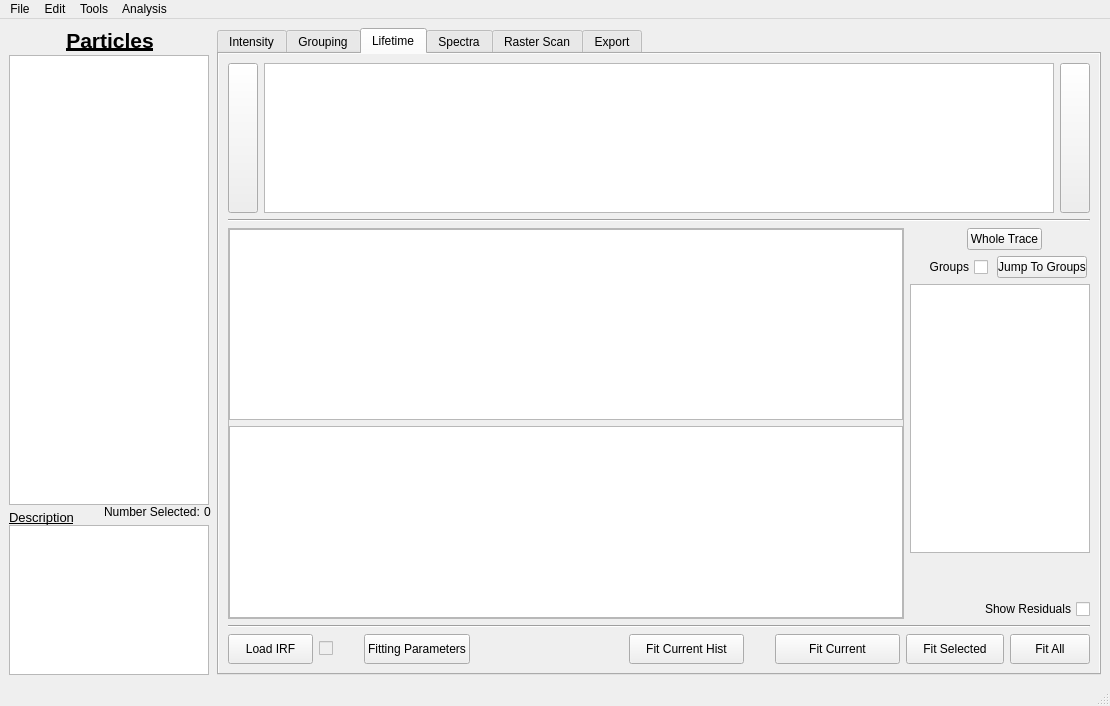
Above: resources/ui/mainwindow.ui from BioPhysicsUP/Full_SMS before the change. Below: the same form after it.
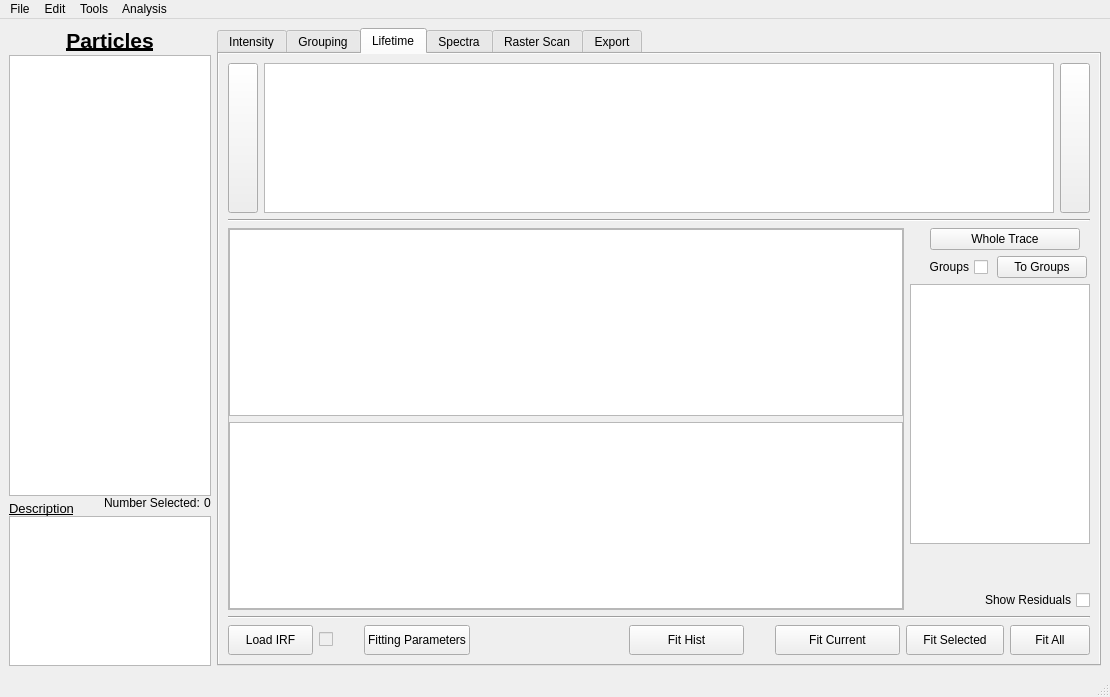
That is the form after the change. The open tabs and pages were chosen to show the change. Icons and pictures are not drawn. Custom widgets are drawn as their Qt base class.

```diff
--- a/resources/ui/mainwindow.ui
+++ b/resources/ui/mainwindow.ui
@@ -7,8 +7,8 @@
    <rect>
     <x>0</x>
     <y>0</y>
-    <width>1074</width>
-    <height>706</height>
+    <width>1073</width>
+    <height>697</height>
    </rect>
   </property>
   <property name="sizePolicy">
@@ -64,7 +64,7 @@
       <item>
        <widget class="QTreeView" name="treeViewParticles">
         <property name="sizePolicy">
-         <sizepolicy hsizetype="Fixed" vsizetype="Expanding">
+         <sizepolicy hsizetype="Expanding" vsizetype="Expanding">
           <horstretch>0</horstretch>
           <verstretch>0</verstretch>
          </sizepolicy>
@@ -77,7 +77,7 @@
         </property>
         <property name="maximumSize">
          <size>
-          <width>200</width>
+          <width>300</width>
           <height>16777215</height>
          </size>
         </property>
@@ -158,7 +158,7 @@
       <item>
        <widget class="QTextBrowser" name="txtDescription">
         <property name="sizePolicy">
-         <sizepolicy hsizetype="Fixed" vsizetype="Fixed">
+         <sizepolicy hsizetype="Expanding" vsizetype="Fixed">
           <horstretch>0</horstretch>
           <verstretch>0</verstretch>
          </sizepolicy>
@@ -171,7 +171,7 @@
         </property>
         <property name="maximumSize">
          <size>
-          <width>200</width>
+          <width>300</width>
           <height>150</height>
          </size>
         </property>
@@ -1681,7 +1681,7 @@
              </size>
             </property>
             <property name="text">
-             <string>Fit Current Hist</string>
+             <string>Fit Hist</string>
             </property>
             <property name="icon">
              <iconset resource="../icons.qrc">
@@ -1980,14 +1980,14 @@
               <item>
                <widget class="QPushButton" name="btnWholeTrace">
                 <property name="sizePolicy">
-                 <sizepolicy hsizetype="Fixed" vsizetype="Fixed">
+                 <sizepolicy hsizetype="Minimum" vsizetype="Fixed">
                   <horstretch>0</horstretch>
                   <verstretch>0</verstretch>
                  </sizepolicy>
                 </property>
                 <property name="maximumSize">
                  <size>
-                  <width>75</width>
+                  <width>150</width>
                   <height>27</height>
                  </size>
                 </property>
@@ -2059,7 +2059,7 @@
                  <enum>Qt::LeftToRight</enum>
                 </property>
                 <property name="text">
-                 <string>Jump To Groups</string>
+                 <string>To Groups</string>
                 </property>
                </widget>
               </item>
```
Left out of the diff: 39 changed lines with no effect on the pictures.
